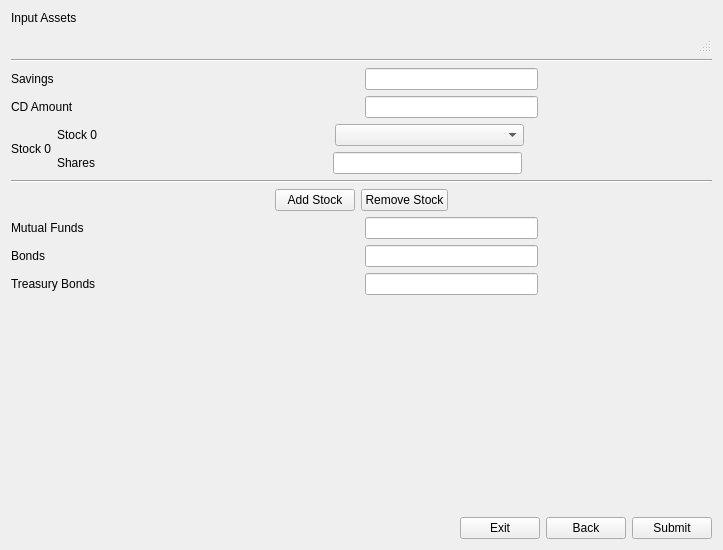
Before: the Qt Designer form Application/Application/predictionInputAssets.ui in abutlerboudakian/future_wallet, drawn with Qt 5.
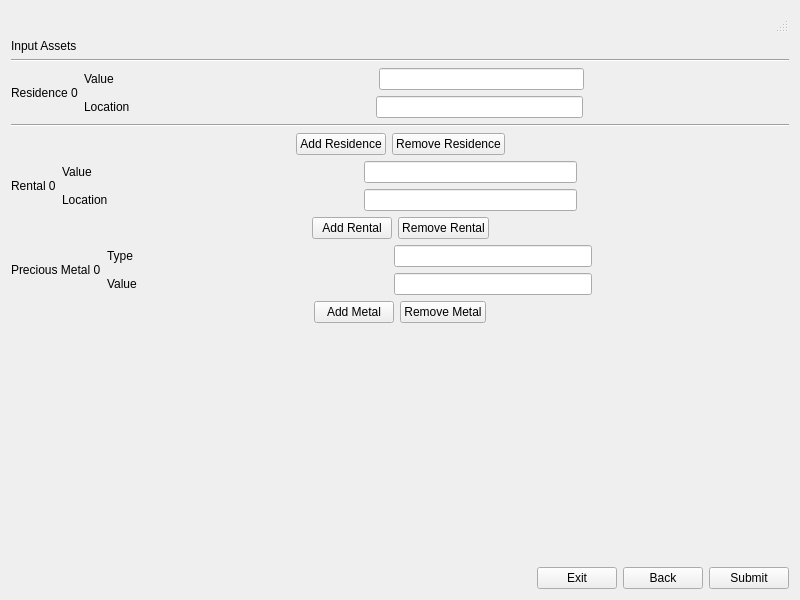
After: the same form once the commit is applied.

Commit message: Switched Asset and Investment Views due to earlier misnaming

```diff
--- a/Application/Application/predictionInputAssets.ui
+++ b/Application/Application/predictionInputAssets.ui
@@ -6,8 +6,8 @@
    <rect>
     <x>0</x>
     <y>0</y>
-    <width>723</width>
-    <height>550</height>
+    <width>800</width>
+    <height>600</height>
    </rect>
   </property>
   <property name="sizePolicy">
@@ -25,7 +25,10 @@
   <property name="windowTitle">
    <string>Asset Prediction Input</string>
   </property>
-  <layout class="QVBoxLayout" name="verticalLayout_4">
+  <layout class="QVBoxLayout" name="verticalLayout_6">
+   <item>
+    <widget class="QStatusBar" name="statusbar"/>
+   </item>
    <item>
     <widget class="QLabel" name="label_2">
      <property name="text">
@@ -33,9 +36,6 @@
      </property>
     </widget>
    </item>
-   <item>
-    <widget class="QStatusBar" name="statusbar"/>
-   </item>
    <item>
     <layout class="QVBoxLayout" name="verticalLayout">
      <item>
@@ -45,123 +45,12 @@
        </property>
       </widget>
      </item>
-     <item>
-      <layout class="QHBoxLayout" name="horizontalLayout_5">
-       <item>
-        <widget class="QLabel" name="label_5">
-         <property name="sizePolicy">
-          <sizepolicy hsizetype="MinimumExpanding" vsizetype="Preferred">
-           <horstretch>0</horstretch>
-           <verstretch>0</verstretch>
-          </sizepolicy>
-         </property>
-         <property name="minimumSize">
-          <size>
-           <width>84</width>
-           <height>0</height>
-          </size>
-         </property>
-         <property name="text">
-          <string>Savings</string>
-         </property>
-        </widget>
-       </item>
-       <item>
-        <spacer name="horizontalSpacer_7">
-         <property name="orientation">
-          <enum>Qt::Horizontal</enum>
-         </property>
-         <property name="sizeHint" stdset="0">
-          <size>
-           <width>40</width>
-           <height>20</height>
-          </size>
-         </property>
-        </spacer>
-       </item>
-       <item>
-        <widget class="QLineEdit" name="lineEdit_2">
-         <property name="sizePolicy">
-          <sizepolicy hsizetype="MinimumExpanding" vsizetype="Fixed">
-           <horstretch>0</horstretch>
-           <verstretch>0</verstretch>
-          </sizepolicy>
-         </property>
-        </widget>
-       </item>
-       <item>
-        <spacer name="horizontalSpacer_6">
-         <property name="orientation">
-          <enum>Qt::Horizontal</enum>
-         </property>
-         <property name="sizeHint" stdset="0">
-          <size>
-           <width>40</width>
-           <height>20</height>
-          </size>
-         </property>
-        </spacer>
-       </item>
-      </layout>
-     </item>
-     <item>
-      <layout class="QHBoxLayout" name="horizontalLayout_6">
-       <item>
-        <widget class="QLabel" name="label_6">
-         <property name="sizePolicy">
-          <sizepolicy hsizetype="MinimumExpanding" vsizetype="Preferred">
-           <horstretch>0</horstretch>
-           <verstretch>0</verstretch>
-          </sizepolicy>
-         </property>
-         <property name="minimumSize">
-          <size>
-           <width>84</width>
-           <height>0</height>
-          </size>
-         </property>
-         <property name="text">
-          <string>CD Amount</string>
-         </property>
-        </widget>
-       </item>
-       <item>
-        <spacer name="horizontalSpacer_8">
-         <property name="orientation">
-          <enum>Qt::Horizontal</enum>
-         </property>
-         <property name="sizeHint" stdset="0">
-          <size>
-           <width>40</width>
-           <height>20</height>
-          </size>
-         </property>
-        </spacer>
-       </item>
-       <item>
-        <widget class="QLineEdit" name="lineEdit_3"/>
-       </item>
-       <item>
-        <spacer name="horizontalSpacer_9">
-         <property name="orientation">
-          <enum>Qt::Horizontal</enum>
-         </property>
-         <property name="sizeHint" stdset="0">
-          <size>
-           <width>40</width>
-           <height>20</height>
-          </size>
-         </property>
-        </spacer>
-       </item>
-      </layout>
-     </item>
      <item>
       <layout class="QHBoxLayout" name="horizontalLayout">
        <item>
         <widget class="QLabel" name="label">
          <property name="text">
-          <string>Stock 0</string>
+          <string>Residence 0</string>
          </property>
         </widget>
        </item>
@@ -178,7 +67,7 @@
               </size>
              </property>
              <property name="text">
-              <string>Stock 0</string>
+              <string>Value</string>
              </property>
             </widget>
            </item>
@@ -199,14 +88,7 @@
             </spacer>
            </item>
            <item>
-            <widget class="QComboBox" name="comboBox">
-             <property name="sizePolicy">
-              <sizepolicy hsizetype="Expanding" vsizetype="Fixed">
-               <horstretch>0</horstretch>
-               <verstretch>0</verstretch>
-              </sizepolicy>
-             </property>
-            </widget>
+            <widget class="QLineEdit" name="lineEdit_2"/>
            </item>
            <item>
             <spacer name="horizontalSpacer_11">
@@ -240,7 +122,7 @@
               </size>
              </property>
              <property name="text">
-              <string>Shares</string>
+              <string>Location</string>
              </property>
             </widget>
            </item>
@@ -320,14 +202,14 @@
        <item>
         <widget class="QPushButton" name="pushButton">
          <property name="text">
-          <string>Add Stock</string>
+          <string>Add Residence</string>
          </property>
         </widget>
        </item>
        <item>
         <widget class="QPushButton" name="pushButton_4">
          <property name="text">
-          <string>Remove Stock</string>
+          <string>Remove Residence</string>
          </property>
         </widget>
        </item>
@@ -347,26 +229,126 @@
       </layout>
      </item>
      <item>
-      <layout class="QHBoxLayout" name="horizontalLayout_8">
+      <layout class="QHBoxLayout" name="horizontalLayout_5">
        <item>
-        <widget class="QLabel" name="label_7">
-         <property name="sizePolicy">
-          <sizepolicy hsizetype="MinimumExpanding" vsizetype="Preferred">
-           <horstretch>0</horstretch>
-           <verstretch>0</verstretch>
-          </sizepolicy>
-         </property>
-         <property name="minimumSize">
-          <size>
-           <width>84</width>
-           <height>0</height>
-          </size>
-         </property>
+        <widget class="QLabel" name="label_5">
          <property name="text">
-          <string>Mutual Funds</string>
+          <string>Rental 0</string>
          </property>
         </widget>
        </item>
+       <item>
+        <layout class="QVBoxLayout" name="verticalLayout_4">
+         <item>
+          <layout class="QHBoxLayout" name="horizontalLayout_6">
+           <item>
+            <widget class="QLabel" name="label_6">
+             <property name="sizePolicy">
+              <sizepolicy hsizetype="Preferred" vsizetype="Preferred">
+               <horstretch>0</horstretch>
+               <verstretch>0</verstretch>
+              </sizepolicy>
+             </property>
+             <property name="minimumSize">
+              <size>
+               <width>84</width>
+               <height>0</height>
+              </size>
+             </property>
+             <property name="text">
+              <string>Value</string>
+             </property>
+            </widget>
+           </item>
+           <item>
+            <spacer name="horizontalSpacer_6">
+             <property name="orientation">
+              <enum>Qt::Horizontal</enum>
+             </property>
+             <property name="sizeHint" stdset="0">
+              <size>
+               <width>40</width>
+               <height>20</height>
+              </size>
+             </property>
+            </spacer>
+           </item>
+           <item>
+            <widget class="QLineEdit" name="lineEdit_3"/>
+           </item>
+           <item>
+            <spacer name="horizontalSpacer_7">
+             <property name="orientation">
+              <enum>Qt::Horizontal</enum>
+             </property>
+             <property name="sizeHint" stdset="0">
+              <size>
+               <width>40</width>
+               <height>20</height>
+              </size>
+             </property>
+            </spacer>
+           </item>
+          </layout>
+         </item>
+         <item>
+          <layout class="QHBoxLayout" name="horizontalLayout_8">
+           <item>
+            <widget class="QLabel" name="label_7">
+             <property name="sizePolicy">
+              <sizepolicy hsizetype="Preferred" vsizetype="Preferred">
+               <horstretch>0</horstretch>
+               <verstretch>0</verstretch>
+              </sizepolicy>
+             </property>
+             <property name="minimumSize">
+              <size>
+               <width>84</width>
+               <height>0</height>
+              </size>
+             </property>
+             <property name="text">
+              <string>Location</string>
+             </property>
+            </widget>
+           </item>
+           <item>
+            <spacer name="horizontalSpacer_9">
+             <property name="orientation">
+              <enum>Qt::Horizontal</enum>
+             </property>
+             <property name="sizeHint" stdset="0">
+              <size>
+               <width>40</width>
+               <height>20</height>
+              </size>
+             </property>
+            </spacer>
+           </item>
+           <item>
+            <widget class="QLineEdit" name="lineEdit_4"/>
+           </item>
+           <item>
+            <spacer name="horizontalSpacer_8">
+             <property name="orientation">
+              <enum>Qt::Horizontal</enum>
+             </property>
+             <property name="sizeHint" stdset="0">
+              <size>
+               <width>40</width>
+               <height>20</height>
+              </size>
+             </property>
+            </spacer>
+           </item>
+          </layout>
+         </item>
+        </layout>
+       </item>
+      </layout>
+     </item>
+     <item>
+      <layout class="QHBoxLayout" name="horizontalLayout_9">
        <item>
         <spacer name="horizontalSpacer_12">
          <property name="orientation">
@@ -381,7 +363,18 @@
         </spacer>
        </item>
        <item>
-        <widget class="QLineEdit" name="lineEdit_4"/>
+        <widget class="QPushButton" name="pushButton_6">
+         <property name="text">
+          <string>Add Rental</string>
+         </property>
+        </widget>
+       </item>
+       <item>
+        <widget class="QPushButton" name="pushButton_5">
+         <property name="text">
+          <string>Remove Rental</string>
+         </property>
+        </widget>
        </item>
        <item>
         <spacer name="horizontalSpacer_13">
@@ -399,26 +392,114 @@
       </layout>
      </item>
      <item>
-      <layout class="QHBoxLayout" name="horizontalLayout_9">
+      <layout class="QHBoxLayout" name="horizontalLayout_10">
        <item>
         <widget class="QLabel" name="label_8">
-         <property name="sizePolicy">
-          <sizepolicy hsizetype="MinimumExpanding" vsizetype="Preferred">
-           <horstretch>0</horstretch>
-           <verstretch>0</verstretch>
-          </sizepolicy>
-         </property>
-         <property name="minimumSize">
-          <size>
-           <width>84</width>
-           <height>0</height>
-          </size>
-         </property>
          <property name="text">
-          <string>Bonds</string>
+          <string>Precious Metal 0</string>
          </property>
         </widget>
        </item>
+       <item>
+        <layout class="QVBoxLayout" name="verticalLayout_5">
+         <item>
+          <layout class="QHBoxLayout" name="horizontalLayout_12">
+           <item>
+            <widget class="QLabel" name="label_9">
+             <property name="minimumSize">
+              <size>
+               <width>84</width>
+               <height>0</height>
+              </size>
+             </property>
+             <property name="text">
+              <string>Type</string>
+             </property>
+            </widget>
+           </item>
+           <item>
+            <spacer name="horizontalSpacer_16">
+             <property name="orientation">
+              <enum>Qt::Horizontal</enum>
+             </property>
+             <property name="sizeHint" stdset="0">
+              <size>
+               <width>40</width>
+               <height>20</height>
+              </size>
+             </property>
+            </spacer>
+           </item>
+           <item>
+            <widget class="QLineEdit" name="lineEdit_5"/>
+           </item>
+           <item>
+            <spacer name="horizontalSpacer_18">
+             <property name="orientation">
+              <enum>Qt::Horizontal</enum>
+             </property>
+             <property name="sizeHint" stdset="0">
+              <size>
+               <width>40</width>
+               <height>20</height>
+              </size>
+             </property>
+            </spacer>
+           </item>
+          </layout>
+         </item>
+         <item>
+          <layout class="QHBoxLayout" name="horizontalLayout_13">
+           <item>
+            <widget class="QLabel" name="label_10">
+             <property name="minimumSize">
+              <size>
+               <width>84</width>
+               <height>0</height>
+              </size>
+             </property>
+             <property name="text">
+              <string>Value</string>
+             </property>
+            </widget>
+           </item>
+           <item>
+            <spacer name="horizontalSpacer_17">
+             <property name="orientation">
+              <enum>Qt::Horizontal</enum>
+             </property>
+             <property name="sizeHint" stdset="0">
+              <size>
+               <width>40</width>
+               <height>20</height>
+              </size>
+             </property>
+            </spacer>
+           </item>
+           <item>
+            <widget class="QLineEdit" name="lineEdit_6"/>
+           </item>
+           <item>
+            <spacer name="horizontalSpacer_19">
+             <property name="orientation">
+              <enum>Qt::Horizontal</enum>
+             </property>
+             <property name="sizeHint" stdset="0">
+              <size>
+               <width>40</width>
+               <height>20</height>
+              </size>
+             </property>
+            </spacer>
+           </item>
+          </layout>
+         </item>
+        </layout>
+       </item>
+      </layout>
+     </item>
+     <item>
+      <layout class="QHBoxLayout" name="horizontalLayout_11">
        <item>
         <spacer name="horizontalSpacer_14">
          <property name="orientation">
@@ -433,7 +514,18 @@
         </spacer>
        </item>
        <item>
-        <widget class="QLineEdit" name="lineEdit_5"/>
+        <widget class="QPushButton" name="pushButton_8">
+         <property name="text">
+          <string>Add Metal</string>
+         </property>
+        </widget>
+       </item>
+       <item>
+        <widget class="QPushButton" name="pushButton_7">
+         <property name="text">
+          <string>Remove Metal</string>
+         </property>
+        </widget>
        </item>
        <item>
         <spacer name="horizontalSpacer_15">
@@ -450,52 +542,6 @@
        </item>
       </layout>
      </item>
-     <item>
-      <layout class="QHBoxLayout" name="horizontalLayout_10">
-       <item>
-        <widget class="QLabel" name="label_9">
-         <property name="sizePolicy">
-          <sizepolicy hsizetype="MinimumExpanding" vsizetype="Preferred">
-           <horstretch>0</horstretch>
-           <verstretch>0</verstretch>
-          </sizepolicy>
-         </property>
-         <property name="text">
-          <string>Treasury Bonds</string>
-         </property>
-        </widget>
-       </item>
-       <item>
-        <spacer name="horizontalSpacer_16">
-         <property name="orientation">
-          <enum>Qt::Horizontal</enum>
-         </property>
-         <property name="sizeHint" stdset="0">
-          <size>
-           <width>40</width>
-           <height>20</height>
-          </size>
-         </property>
-        </spacer>
-       </item>
-       <item>
-        <widget class="QLineEdit" name="lineEdit_6"/>
-       </item>
-       <item>
-        <spacer name="horizontalSpacer_17">
-         <property name="orientation">
-          <enum>Qt::Horizontal</enum>
-         </property>
-         <property name="sizeHint" stdset="0">
-          <size>
-           <width>40</width>
-           <height>20</height>
-          </size>
-         </property>
-        </spacer>
-       </item>
-      </layout>
-     </item>
      <item>
       <spacer name="verticalSpacer">
        <property name="orientation">
```
The commit also changes 5 other files.
